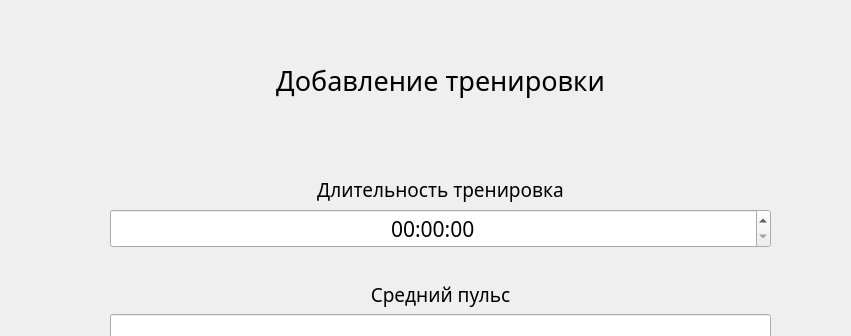
First picture: the form in Add_item.ui, repository TheLastie/FitnessTracker, before the edit; both pictures show x 0 to 851 and y 0 to 336 of the 954 by 701 pixel window.
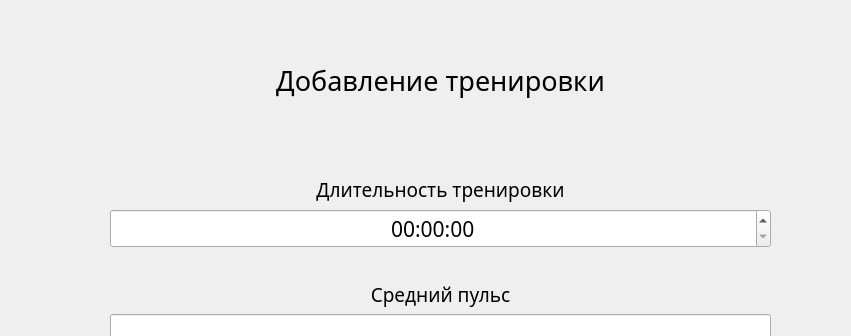
Second picture: the form after the edit. The open tabs and pages were chosen to show the change.

Commit message: ad item ui

The edit to the form file:
```diff
--- a/Add_item.ui
+++ b/Add_item.ui
@@ -793,7 +793,7 @@
          </font>
         </property>
         <property name="text">
-         <string>Длительность тренировка</string>
+         <string>Длительность тренировки</string>
         </property>
         <property name="alignment">
          <set>Qt::AlignBottom|Qt::AlignHCenter</set>
```
Left out of the diff: 4 changed lines with no effect on the pictures.
